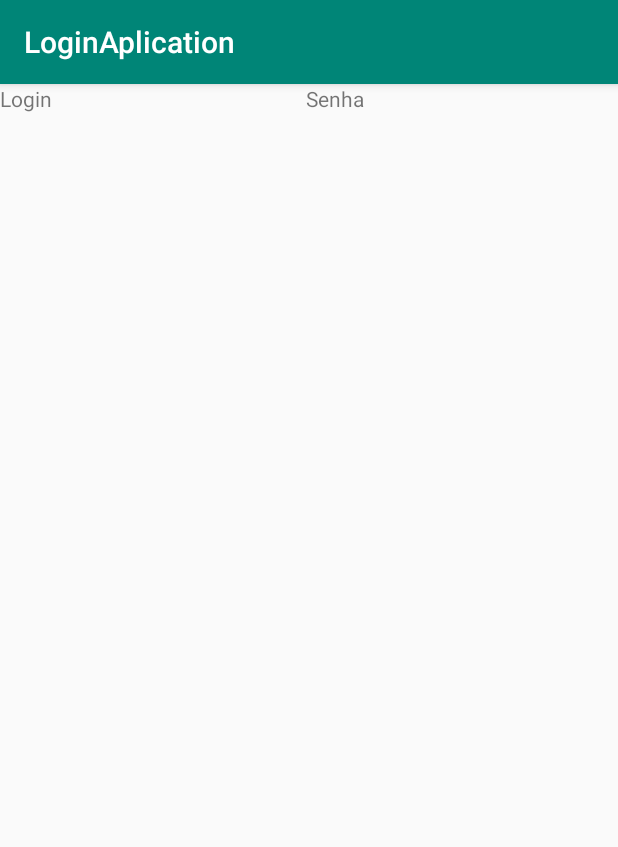
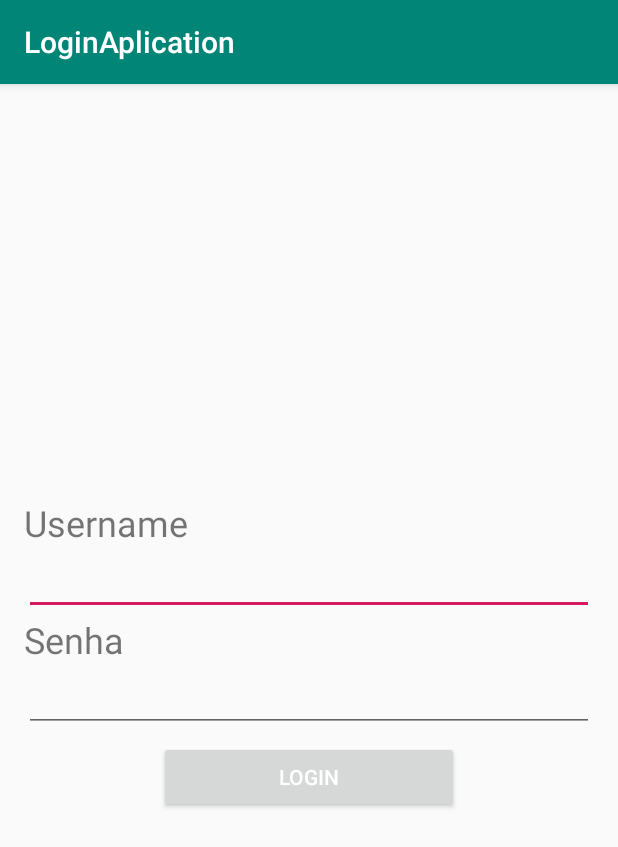
Before and after one commit to daviidelucas/Login-app, an Android app: the screen it shows after launch (MainActivity), on a phone screen of 412 x 824 dp. Shown: the top 847 px of the screen. Run offline under Robolectric (Android 15) with nearby library versions, the phone set to English and light mode, and no system bars.

Commit message:
First commit

```diff
--- a/app/src/main/AndroidManifest.xml
+++ b/app/src/main/AndroidManifest.xml
@@ -9,6 +9,7 @@
         android:roundIcon="@mipmap/ic_launcher_round"
         android:supportsRtl="true"
         android:theme="@style/AppTheme">
+        <activity android:name=".Home"></activity>
         <activity android:name=".MainActivity">
             <intent-filter>
                 <action android:name="android.intent.action.MAIN" />
--- a/app/src/main/res/layout/activity_main.xml
+++ b/app/src/main/res/layout/activity_main.xml
@@ -4,21 +4,58 @@
     xmlns:tools="http://schemas.android.com/tools"
     xmlns:app="http://schemas.android.com/apk/res-auto"
     android:layout_width="match_parent"
-    android:layout_height="match_parent"
+    android:layout_height="wrap_content"
+    android:layout_gravity="center_vertical"
+    android:padding="16dp"
+    android:orientation="vertical"
     tools:context=".MainActivity">
 
+
     <TextView
-        android:id="@+id/txtLogin"
-        android:layout_width="wrap_content"
+
+        android:id="@+id/lblLogin"
+        android:layout_width="match_parent"
         android:layout_height="wrap_content"
         android:layout_weight="1"
-        android:text="Login" />
+        android:text="Username"
+        android:textSize="24sp" />
+
+    <EditText
+        android:id="@+id/txtLogin"
+        android:layout_width="match_parent"
+        android:layout_height="wrap_content"
+        android:layout_weight="1"
+        android:ems="10"
+        android:inputType="text"
+        android:singleLine="true"/>
 
     <TextView
-        android:id="@+id/txtSenha"
-        android:layout_width="wrap_content"
+        android:id="@+id/lblSenha"
+        android:layout_width="match_parent"
         android:layout_height="wrap_content"
         android:layout_weight="1"
-        android:text="Senha" />
+        android:text="Senha"
+        android:textSize="24sp" />
+
+    <EditText
+        android:id="@+id/txtSenha"
+        android:layout_width="match_parent"
+        android:layout_height="wrap_content"
+        android:layout_weight="1"
+        android:ems="10"
+        android:inputType="text"
+        android:singleLine="true"/>
+
+    <Button
+        android:id="@+id/btnLogin"
+        android:layout_width="200dp"
+        android:layout_height="wrap_content"
+        android:layout_margin="6dp"
+        android:textColor="#ffffff"
+        android:layout_gravity="center"
+        android:layout_weight="1"
+        android:text="Login"
+
+        />
 
 </LinearLayout>
--- a/app/src/main/res/values/strings.xml
+++ b/app/src/main/res/values/strings.xml
@@ -1,3 +1,4 @@
 <resources>
     <string name="app_name">LoginAplication</string>
+    <string name="home">Boas vindas!!</string>
 </resources>
```
Also changed, not shown: app/src/main/java/br/com/etecia/loginaplication/Home.java (added, +20 -0 lines), app/src/main/java/br/com/etecia/loginaplication/MainActivity.java (+33 -2 lines), app/src/main/res/layout/activity_home.xml (added, +20 -0 lines).
